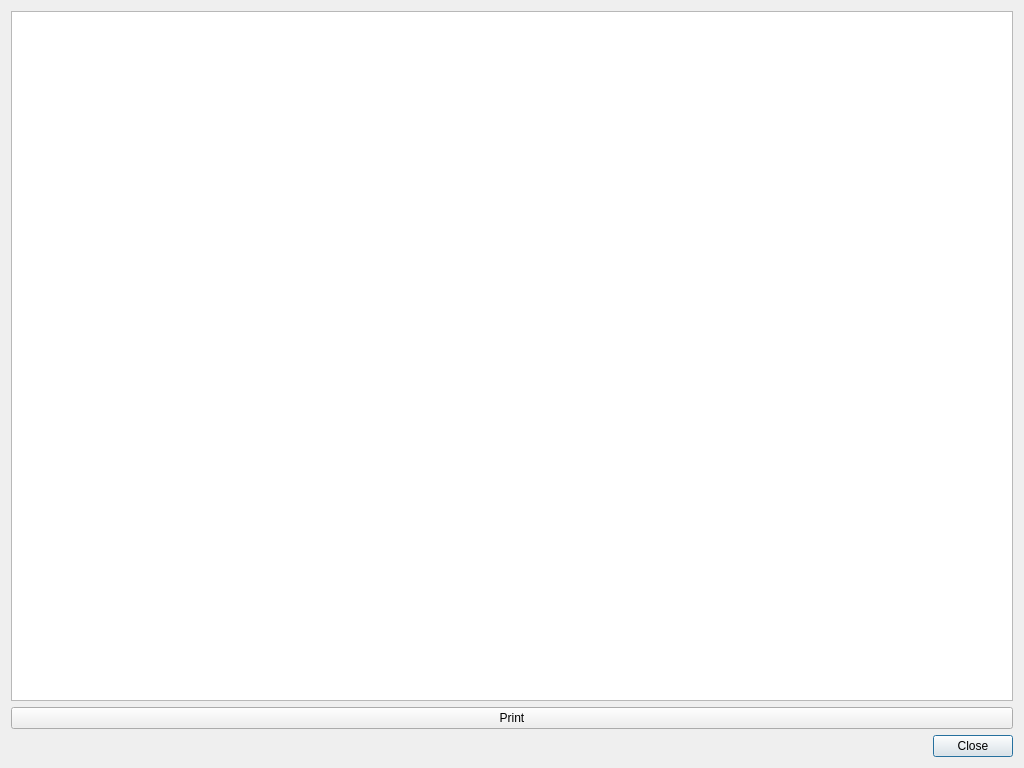
Above: plugin/filetransferplugin/imagepreviewdialog.ui from COVESA/dlt-viewer before the change. Below: the same form after it.
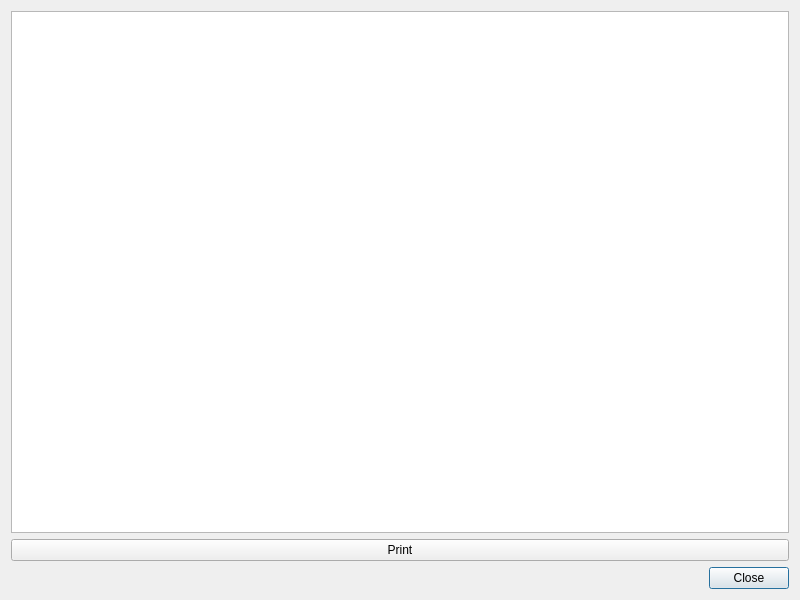
That is the form after the change.

What changed in the file:
```diff
--- a/plugin/filetransferplugin/imagepreviewdialog.ui
+++ b/plugin/filetransferplugin/imagepreviewdialog.ui
@@ -9,8 +9,8 @@
    <rect>
     <x>0</x>
     <y>0</y>
-    <width>1024</width>
-    <height>768</height>
+    <width>800</width>
+    <height>600</height>
    </rect>
   </property>
   <property name="sizePolicy">
```
